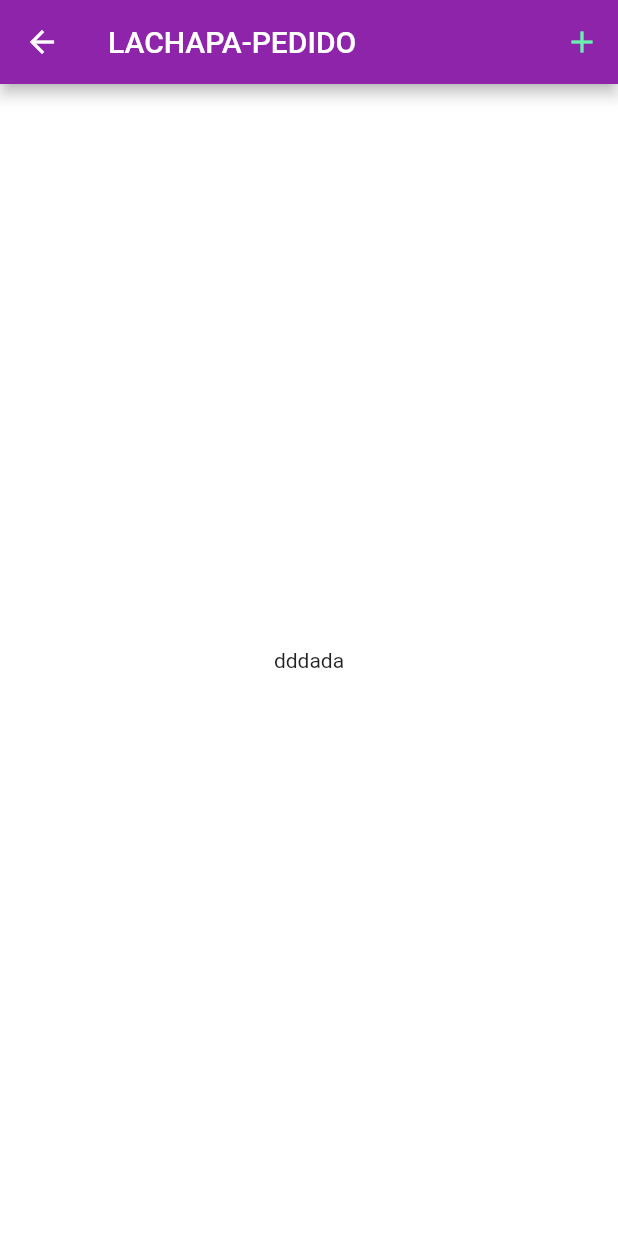
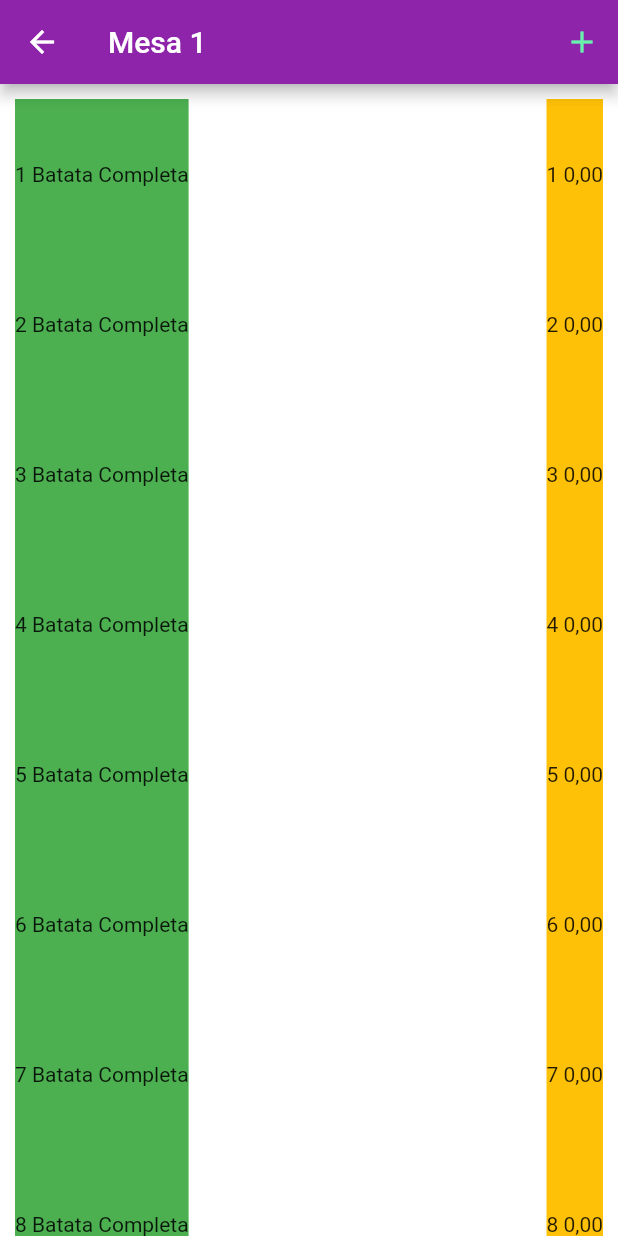
Before and after one commit to LuisHVieira/app_cafeteria, a Flutter app: the screen it shows after launch, after a tap on an icon or button, on a phone screen of 412 x 824 dp. Run offline on Flutter 3.47's test engine with Material 2 defaults, Android fonts, the phone set to English and light mode, and no system bars.

Commit message:
list pedido

```diff
--- a/lib/main.dart
+++ b/lib/main.dart
@@ -49,7 +49,7 @@ class _LachapaHomeState extends State<LachapaHome> {
             onTap: () {
               Navigator.push(
                 context,
-                MaterialPageRoute(builder: (context) => const LachapaPedido()),
+                MaterialPageRoute(builder: (context) => LachapaPedido(table: i + 1,)),
               );
             },
             child: Container(
--- a/lib/pedido.dart
+++ b/lib/pedido.dart
@@ -1,10 +1,14 @@
 import 'package:flutter/material.dart';
 
 class LachapaPedido extends StatefulWidget {
-  const LachapaPedido({Key? key}) : super(key: key);
+
+  final int table;
+
+  const LachapaPedido({Key? key, required this.table}) : super(key: key);
 
   @override
   State<LachapaPedido> createState() => _LachapaPedidoState();
+
 }
 
 class _LachapaPedidoState extends State<LachapaPedido> {
@@ -13,7 +17,7 @@ class _LachapaPedidoState extends State<LachapaPedido> {
     return Scaffold(
         backgroundColor: Colors.white,
         appBar: AppBar(
-          title: const Text('LACHAPA-PEDIDO'),
+          title: Text('Mesa ${widget.table.toString()}'),
           backgroundColor: Colors.purple.shade600,
           actions: <Widget>[
             IconButton(
@@ -27,9 +31,7 @@ class _LachapaPedidoState extends State<LachapaPedido> {
             ),
           ],
         ),
-        body: const Center(
-          child: Text('dddada'),
-        ));
+        body: buildList());
   }
 
   Future buildAlert() => showDialog(
@@ -78,4 +80,36 @@ class _LachapaPedidoState extends State<LachapaPedido> {
           ],
         ),
       );
+
+  Widget buildList() => ListView.builder(
+        itemBuilder: ((context, index) {
+          return Row(
+            mainAxisAlignment: MainAxisAlignment.spaceBetween,
+            children: <Widget>[
+              Container(
+                height: 100,
+                child: Center(
+                    child: Column(
+                  children: [
+                    Container(
+                        color: Colors.green,
+                        height: 100,
+                        child: Center(
+                          child: Text('${(index + 1).toString()} Batata Completa'),
+                        )),
+                  ],
+                )),
+              ),
+              Container(
+                  color: Colors.amber,
+                  height: 100,
+                  child: Center(
+                    child: Text('${(index + 1).toString()} 0,00'),
+                  ))
+            ],
+          );
+        }),
+        itemCount: 10,
+        padding: const EdgeInsets.all(10),
+      );
 }
```
